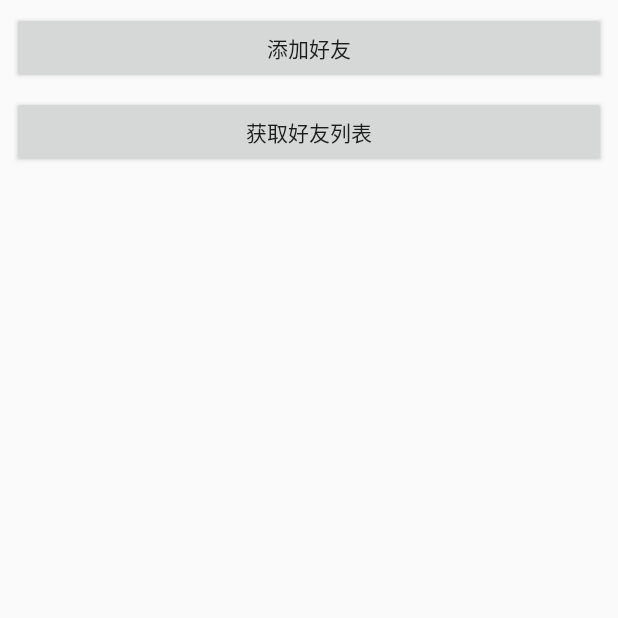
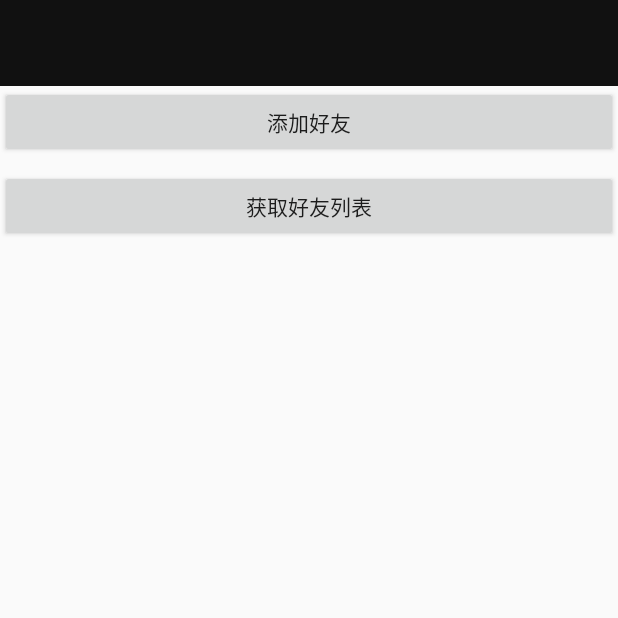
Before and after one commit to W2DaLiLi/OpenfireDemo, an Android app: the MainActivity screen opened directly, with no data from a screen before it, on a phone screen of 412 x 824 dp, the top half of it. Run offline under Robolectric (Android 15) with nearby library versions, the phone set to English and light mode, and no system bars.

Commit message:
feature:include toolbar in activity layout

```diff
--- a/app/src/main/res/layout/activity_main.xml
+++ b/app/src/main/res/layout/activity_main.xml
@@ -6,24 +6,23 @@
     android:layout_height="match_parent"
     tools:context="com.example.hzxr.openfiredemo.UI.MainActivity">
 
+    <include
+        android:id="@+id/include5"
+        layout="@layout/layout_toolbar" />
+
     <Button
         android:id="@+id/addFriend_Bt"
         android:layout_width="match_parent"
         android:layout_height="wrap_content"
-        android:layout_marginEnd="8dp"
-        android:layout_marginStart="8dp"
-        android:layout_marginTop="8dp"
         android:text="添加好友"
         app:layout_constraintEnd_toEndOf="parent"
         app:layout_constraintStart_toStartOf="parent"
-        app:layout_constraintTop_toTopOf="parent" />
+        app:layout_constraintTop_toBottomOf="@+id/include5" />
 
     <Button
         android:id="@+id/getfriendList_Bt"
         android:layout_width="match_parent"
         android:layout_height="wrap_content"
-        android:layout_marginEnd="8dp"
-        android:layout_marginStart="8dp"
         android:layout_marginTop="8dp"
         android:text="获取好友列表"
         app:layout_constraintEnd_toEndOf="parent"
```
Also changed, not shown: app/src/main/res/layout/activity_add_friend.xml (+5 -4 lines), app/src/main/res/layout/activity_chat.xml (+6 -5 lines), app/src/main/res/layout/activity_friends.xml (+11 -2 lines), app/src/main/res/layout/activity_login.xml (+8 -7 lines), app/src/main/res/layout/activity_register.xml (+6 -3 lines).
